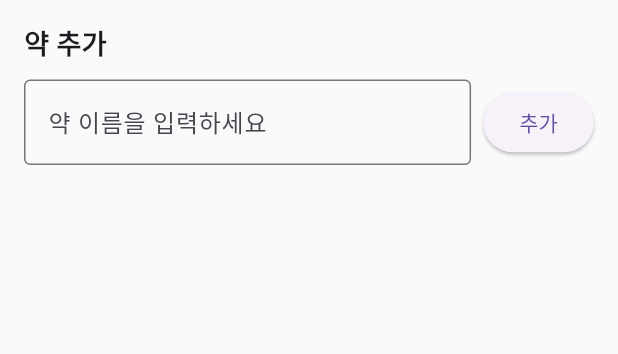
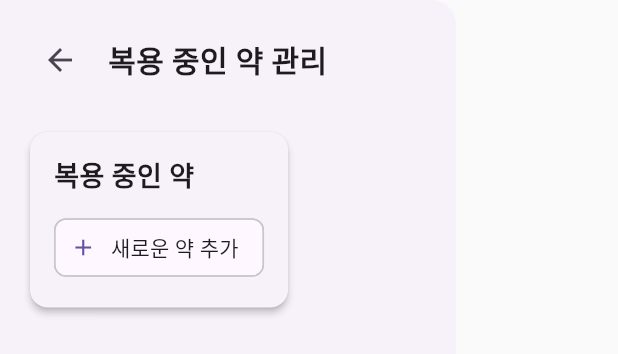
Before and after one commit to cathyjiwon/Checkey-mvp, a Flutter app: the MedicationManagerDrawer widget shown alone on an empty page, opened directly, on a phone screen of 412 x 824 dp. Shown: the top 354 px of the screen. Run offline on Flutter 3.47's test engine with Material 3 defaults, Android fonts, the phone set to English and light mode, and no system bars; our stand-ins replace fl_chart, shared_preferences, table_calendar; accounts and stored records are empty.

Commit message:
탭서랍 개선 완료

```diff
--- a/lib/services/symptom_manager.dart
+++ b/lib/services/symptom_manager.dart
@@ -6,12 +6,13 @@ import 'dart:convert';
 import 'package:intl/intl.dart';
 
 class SymptomManager with ChangeNotifier {
-  List<String> _frequentSymptoms = [];
+  List<dynamic> _frequentSymptoms = [];
   List<dynamic> _medications = [];
   Map<String, dynamic> _medicationHistory = {};
 
-  List<String> get frequentSymptoms => _frequentSymptoms;
+  List<dynamic> get frequentSymptoms => _frequentSymptoms;
   List<dynamic> get medications => _medications;
+  Map<String, dynamic> get medicationHistory => _medicationHistory;
 
   SymptomManager() {
     _loadAllData();
@@ -32,7 +33,13 @@ class SymptomManager with ChangeNotifier {
 
     final historyString = prefs.getString('medication_history');
     if (historyString != null) {
-      _medicationHistory = Map<String, dynamic>.from(json.decode(historyString));
+      final decodedHistory = json.decode(historyString);
+      if (decodedHistory is Map) {
+        _medicationHistory = decodedHistory.map((key, value) {
+          final historyMap = Map<String, bool>.from(value);
+          return MapEntry(key, historyMap);
+        });
+      }
     }
 
     notifyListeners();
@@ -41,7 +48,7 @@ class SymptomManager with ChangeNotifier {
   Future<void> _saveAllData() async {
     final prefs = await SharedPreferences.getInstance();
 
-    await prefs.setStringList('frequent_symptoms', _frequentSymptoms);
+    await prefs.setStringList('frequent_symptoms', List<String>.from(_frequentSymptoms));
     await prefs.setString('medications', json.encode(_medications));
     await prefs.setString('medication_history', json.encode(_medicationHistory));
   }
--- a/lib/widgets/medication_manager_drawer.dart
+++ b/lib/widgets/medication_manager_drawer.dart
@@ -1,6 +1,7 @@
 // lib/widgets/medication_manager_drawer.dart
 
 import 'package:flutter/material.dart';
+import 'package:provider/provider.dart';
 import 'package:solusmvp/services/symptom_manager.dart';
 
 class MedicationManagerDrawer extends StatelessWidget {
@@ -8,64 +9,113 @@ class MedicationManagerDrawer extends StatelessWidget {
 
   @override
   Widget build(BuildContext context) {
-    // build 메서드 내부에서 직접 `_buildAddMedicationSection`을 호출하도록 수정
-    return _buildAddMedicationSection(context);
-  }
+    final symptomManager = Provider.of<SymptomManager>(context);
 
-  // 약물 추가 기능을 담당하는 섹션
-  Widget _buildAddMedicationSection(BuildContext context) {
-    final TextEditingController textEditingController = TextEditingController();
-    final symptomManager = SymptomManager(); // SymptomManager 인스턴스 생성
-
-    return Padding(
+    return Drawer(
+      child: SingleChildScrollView(
+        child: Padding(
+          padding: const EdgeInsets.all(16.0),
+          child: Column(
+            crossAxisAlignment: CrossAxisAlignment.start,
+            children: [
+              // 뒤로 가기 버튼과 제목
+              Row(
+                children: [
+                  IconButton(
+                    icon: const Icon(Icons.arrow_back),
+                    onPressed: () {
+                      Navigator.of(context).pop();
+                    },
+                  ),
+                  const SizedBox(width: 8),
+                  const Text(
+                    '복용 중인 약 관리',
+                    style: TextStyle(fontSize: 20, fontWeight: FontWeight.bold),
+                  ),
+                ],
+              ),
+              const SizedBox(height: 20),
+              // 약물 목록 및 추가 버튼 카드
+              Card(
+                elevation: 2,
+                shape: RoundedRectangleBorder(
+                  borderRadius: BorderRadius.circular(12),
+                ),
+                child: Padding(
                   padding: const EdgeInsets.all(16.0),
                   child: Column(
                     crossAxisAlignment: CrossAxisAlignment.start,
                     children: [
                       const Text(
-            '약 추가',
+                        '복용 중인 약',
                         style: TextStyle(fontSize: 18, fontWeight: FontWeight.bold),
                       ),
                       const SizedBox(height: 10),
-          Row(
+                      Wrap(
+                        spacing: 8.0,
+                        runSpacing: 8.0,
                         children: [
-              Expanded(
-                child: TextField(
-                  controller: textEditingController,
-                  decoration: const InputDecoration(
-                    hintText: '약 이름을 입력하세요',
-                    border: OutlineInputBorder(),
+                          ...symptomManager.medications.asMap().entries.map((entry) {
+                            final index = entry.key;
+                            final medication = entry.value;
+                            return Chip(
+                              label: Text(medication['name']),
+                              onDeleted: () {
+                                symptomManager.removeMedication(index);
+                              },
+                            );
+                          }).toList(),
+                          ActionChip(
+                            avatar: const Icon(Icons.add),
+                            label: const Text('새로운 약 추가'),
+                            onPressed: () {
+                              _showAddMedicationDialog(context, symptomManager);
+                            },
+                          ),
+                        ],
+                      ),
+                    ],
                   ),
                 ),
               ),
-              const SizedBox(width: 8),
-              ElevatedButton(
+            ],
+          ),
+        ),
+      ),
+    );
+  }
+
+  // 새로운 약을 추가하는 다이얼로그
+  void _showAddMedicationDialog(BuildContext context, SymptomManager symptomManager) {
+    final TextEditingController controller = TextEditingController();
+    showDialog(
+      context: context,
+      builder: (context) {
+        return AlertDialog(
+          title: const Text('새로운 약 추가'),
+          content: TextField(
+            controller: controller,
+            decoration: const InputDecoration(hintText: '약 이름을 입력하세요'),
+          ),
+          actions: [
+            TextButton(
               onPressed: () {
-                  if (textEditingController.text.isNotEmpty) {
-                    // Map<String, dynamic> 형태로 변환하여 전달
-                    final newMedication = {'name': textEditingController.text};
-                    symptomManager.addMedication(newMedication);
-                    textEditingController.clear();
+                Navigator.of(context).pop();
+              },
+              child: const Text('취소'),
+            ),
+            TextButton(
+              onPressed: () {
+                if (controller.text.isNotEmpty) {
+                  symptomManager.addMedication({'name': controller.text});
+                  Navigator.of(context).pop();
                 }
               },
               child: const Text('추가'),
             ),
           ],
-          ),
-          const SizedBox(height: 20),
-          // 약물 목록 표시
-          ListView.builder(
-            shrinkWrap: true,
-            itemCount: symptomManager.medications.length,
-            itemBuilder: (context, index) {
-              final medication = symptomManager.medications[index];
-              return ListTile(
-                title: Text(medication['name']),
         );
       },
-          ),
-        ],
-      ),
     );
   }
 }
```
Also changed, not shown: lib/screens/medication_screen.dart (+17 -6 lines). Lines whose indentation alone changed are shown as unchanged.
